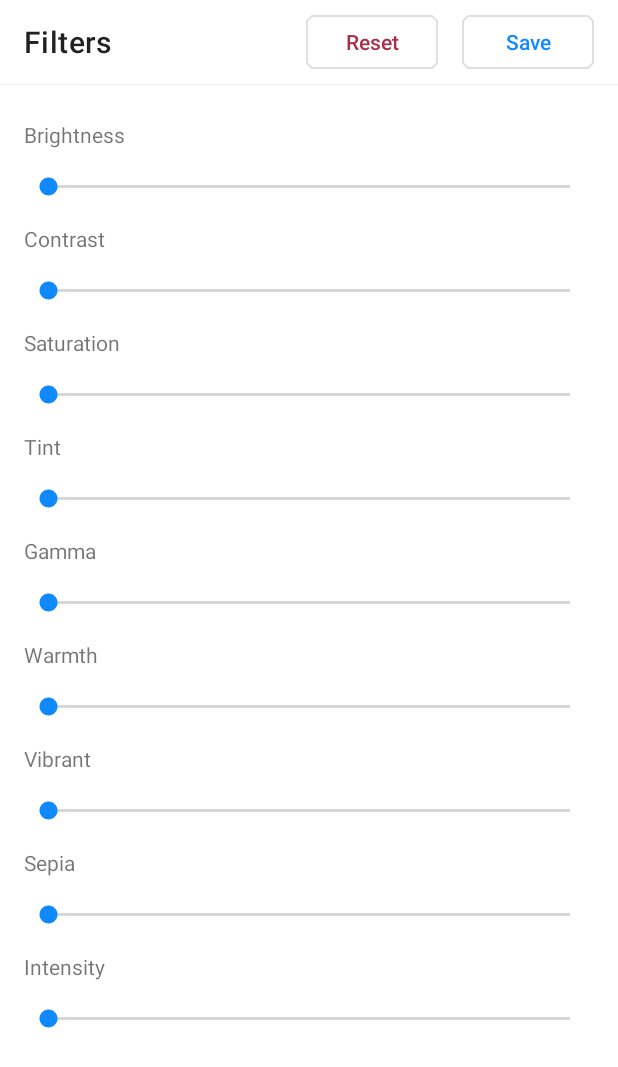
After one commit to seanghay/studio, an Android app: the layout dialog_filters.xml on its own in the app's theme, with its tools: preview values and no code run, on a phone screen of 412 x 824 dp. The commit adds this screen. Shown: the top 1067 px of the screen. Run offline under Robolectric (Android 15) with nearby library versions, the phone set to English and light mode, and no system bars.

Commit message:
add filters

```diff
--- a/app/src/main/java/com/seanghay/studioexample/TextBitmap.kt
+++ b/app/src/main/java/com/seanghay/studioexample/TextBitmap.kt
@@ -64,6 +64,7 @@ object TextBitmap {
             .setJustificationMode(justificationMode)
             .build()
 
+
         save()
         translate(x, y)
         staticLayout.draw(this)
--- /dev/null
+++ b/app/src/main/res/animator/appbar.xml
@@ -0,0 +1,10 @@
+<?xml version="1.0" encoding="utf-8"?>
+<selector xmlns:android="http://schemas.android.com/apk/res/android">
+
+    <item>
+        <objectAnimator
+            android:propertyName="elevation"
+            android:valueTo="1dp" />
+    </item>
+
+</selector>
--- /dev/null
+++ b/app/src/main/res/layout/dialog_filters.xml
@@ -0,0 +1,204 @@
+<?xml version="1.0" encoding="utf-8"?>
+<androidx.coordinatorlayout.widget.CoordinatorLayout xmlns:android="http://schemas.android.com/apk/res/android"
+        android:layout_width="match_parent"
+        android:layout_height="wrap_content"
+        xmlns:app="http://schemas.android.com/apk/res-auto"
+        android:orientation="vertical">
+
+    <com.google.android.material.appbar.AppBarLayout
+            android:stateListAnimator="@animator/appbar"
+            android:theme="@style/ThemeOverlay.MaterialComponents.Light"
+            android:backgroundTint="?colorSurface"
+            android:layout_width="match_parent"
+            android:layout_height="wrap_content">
+
+        <com.google.android.material.appbar.MaterialToolbar
+                app:title="Filters"
+                android:layout_width="match_parent"
+                android:layout_height="?actionBarSize">
+
+
+            <androidx.appcompat.widget.LinearLayoutCompat
+                    android:layout_gravity="end"
+                    android:layout_width="wrap_content"
+                    android:layout_height="match_parent">
+
+
+                <com.google.android.material.button.MaterialButton
+                        android:id="@+id/buttonReset"
+                        android:text="Reset"
+                        android:textColor="#AA2E4A"
+                        android:layout_gravity="center_vertical"
+                        android:layout_marginEnd="16dp"
+                        style="@style/MyButton"
+                        android:layout_width="wrap_content"
+                        android:layout_height="wrap_content"/>
+
+
+                <com.google.android.material.button.MaterialButton
+                        android:id="@+id/buttonSave"
+                        android:text="Save"
+                        android:layout_gravity="center_vertical"
+                        android:layout_marginEnd="16dp"
+                        style="@style/MyButton"
+                        android:layout_width="wrap_content"
+                        android:layout_height="wrap_content"/>
+
+            </androidx.appcompat.widget.LinearLayoutCompat>
+
+
+        </com.google.android.material.appbar.MaterialToolbar>
+
+    </com.google.android.material.appbar.AppBarLayout>
+
+
+
+    <androidx.core.widget.NestedScrollView
+            app:layout_behavior="com.google.android.material.appbar.AppBarLayout$ScrollingViewBehavior"
+            android:layout_width="match_parent"
+            android:layout_height="match_parent">
+
+        <androidx.appcompat.widget.LinearLayoutCompat
+                android:orientation="vertical"
+                android:layout_width="match_parent"
+                android:layout_height="wrap_content">
+
+            <androidx.appcompat.widget.AppCompatTextView
+                    android:tag="brightness"
+                    android:text="Brightness"
+                    android:layout_marginTop="24dp"
+                    android:layout_marginStart="16dp"
+                    android:layout_width="wrap_content"
+                    android:layout_height="wrap_content"/>
+
+            <androidx.appcompat.widget.AppCompatSeekBar
+                    android:id="@+id/brightness"
+                    android:layout_margin="16dp"
+                    android:layout_width="match_parent"
+                    android:layout_height="wrap_content"/>
+
+
+            <androidx.appcompat.widget.AppCompatTextView
+                    android:tag="contrast"
+                    android:text="Contrast"
+                    android:layout_marginStart="16dp"
+                    android:layout_width="wrap_content"
+                    android:layout_height="wrap_content"/>
+
+
+            <androidx.appcompat.widget.AppCompatSeekBar
+                    android:id="@+id/contrast"
+                    android:layout_margin="16dp"
+                    android:layout_width="match_parent"
+                    android:layout_height="wrap_content"/>
+
+
+
+            <androidx.appcompat.widget.AppCompatTextView
+                    android:tag="saturation"
+                    android:text="Saturation"
+                    android:layout_marginStart="16dp"
+                    android:layout_width="wrap_content"
+                    android:layout_height="wrap_content"/>
+
+
+            <androidx.appcompat.widget.AppCompatSeekBar
+                    android:id="@+id/saturation"
+                    android:layout_margin="16dp"
+                    android:layout_width="match_parent"
+                    android:layout_height="wrap_content"/>
+
+
+            <androidx.appcompat.widget.AppCompatTextView
+                    android:tag="tint"
+                    android:text="Tint"
+                    android:layout_marginStart="16dp"
+                    android:layout_width="wrap_content"
+                    android:layout_height="wrap_content"/>
+
+            <androidx.appcompat.widget.AppCompatSeekBar
+                    android:id="@+id/tint"
+                    android:layout_margin="16dp"
+                    android:layout_width="match_parent"
+                    android:layout_height="wrap_content"/>
+
+            <androidx.appcompat.widget.AppCompatTextView
+                    android:tag="gamma"
+                    android:text="Gamma"
+                    android:layout_marginStart="16dp"
+                    android:layout_width="wrap_content"
+                    android:layout_height="wrap_content"/>
+
+            <androidx.appcompat.widget.AppCompatSeekBar
+                    android:id="@+id/gamma"
+                    android:layout_margin="16dp"
+                    android:layout_width="match_parent"
+                    android:layout_height="wrap_content"/>
+
+            <androidx.appcompat.widget.AppCompatTextView
+                    android:tag="warmth"
+                    android:text="Warmth"
+                    android:layout_marginStart="16dp"
+                    android:layout_width="wrap_content"
+                    android:layout_height="wrap_content"/>
+
+
+            <androidx.appcompat.widget.AppCompatSeekBar
+                    android:id="@+id/warmth"
+                    android:layout_margin="16dp"
+                    android:layout_width="match_parent"
+                    android:layout_height="wrap_content"/>
+
+
+
+            <androidx.appcompat.widget.AppCompatTextView
+                    android:tag="vibrant"
+                    android:text="Vibrant"
+                    android:layout_marginStart="16dp"
+                    android:layout_width="wrap_content"
+                    android:layout_height="wrap_content"/>
+
+            <androidx.appcompat.widget.AppCompatSeekBar
+                    android:id="@+id/vibrant"
+                    android:layout_margin="16dp"
+                    android:layout_width="match_parent"
+                    android:layout_height="wrap_content"/>
+
+
+            <androidx.appcompat.widget.AppCompatTextView
+                    android:tag="sepia"
+                    android:text="Sepia"
+                    android:layout_marginStart="16dp"
+                    android:layout_width="wrap_content"
+                    android:layout_height="wrap_content"/>
+
+            <androidx.appcompat.widget.AppCompatSeekBar
+                    android:id="@+id/sepia"
+                    android:layout_margin="16dp"
+                    android:layout_width="match_parent"
+                    android:layout_height="wrap_content"/>
+
+
+
+            <androidx.appcompat.widget.AppCompatTextView
+                    android:tag="intensity"
+                    android:text="Intensity"
+                    android:layout_marginStart="16dp"
+                    android:layout_width="wrap_content"
+                    android:layout_height="wrap_content"/>
+
+
+            <androidx.appcompat.widget.AppCompatSeekBar
+                    android:id="@+id/intensity"
+                    android:layout_marginTop="16dp"
+                    android:layout_marginStart="16dp"
+                    android:layout_marginEnd="16dp"
+                    android:layout_marginBottom="32dp"
+                    android:layout_width="match_parent"
+                    android:layout_height="wrap_content"/>
+
+        </androidx.appcompat.widget.LinearLayoutCompat>
+
+    </androidx.core.widget.NestedScrollView>
+
+</androidx.coordinatorlayout.widget.CoordinatorLayout>
```
Also changed, not shown: app/src/main/java/com/seanghay/studioexample/MainActivity.kt (+39 -12 lines), app/src/main/java/com/seanghay/studioexample/VideoComposer.kt (+86 -21 lines), app/src/main/java/com/seanghay/studioexample/bottomsheet/FilterPackDialogFragment.kt (added, +233 -0 lines), app/src/main/res/drawable/ic_filter_hdr_black_24dp.xml (added, +10 -0 lines), app/src/main/res/layout/activity_main.xml (+28 -8 lines), app/src/main/res/menu/main.xml (added, +9 -0 lines), studio/src/main/java/com/seanghay/studio/gles/shader/filter/pack/PackFilter.kt (+63 -1 lines).
